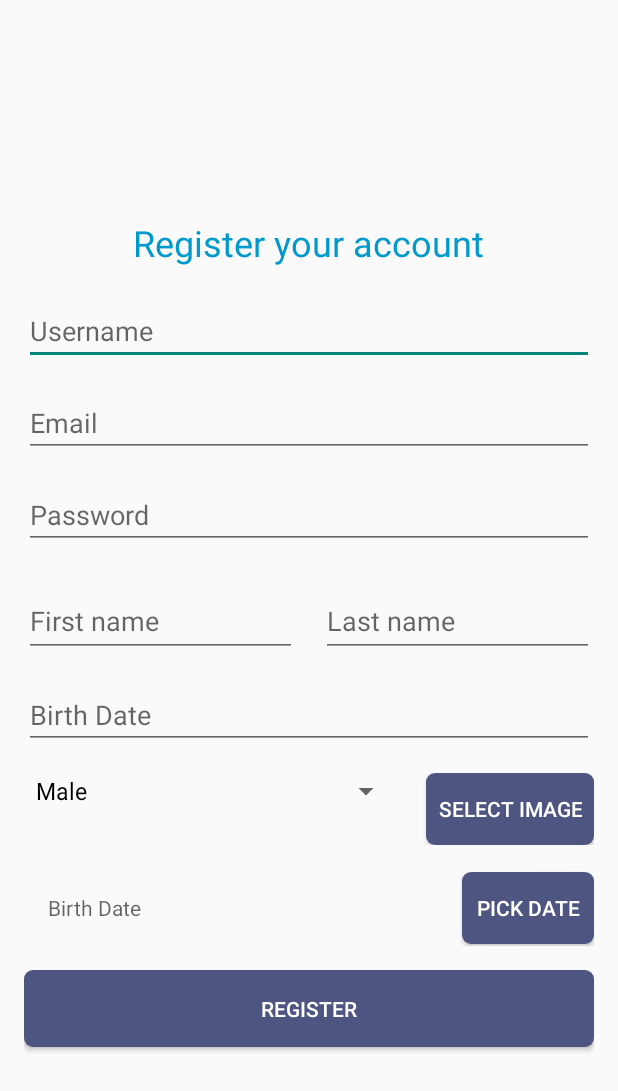
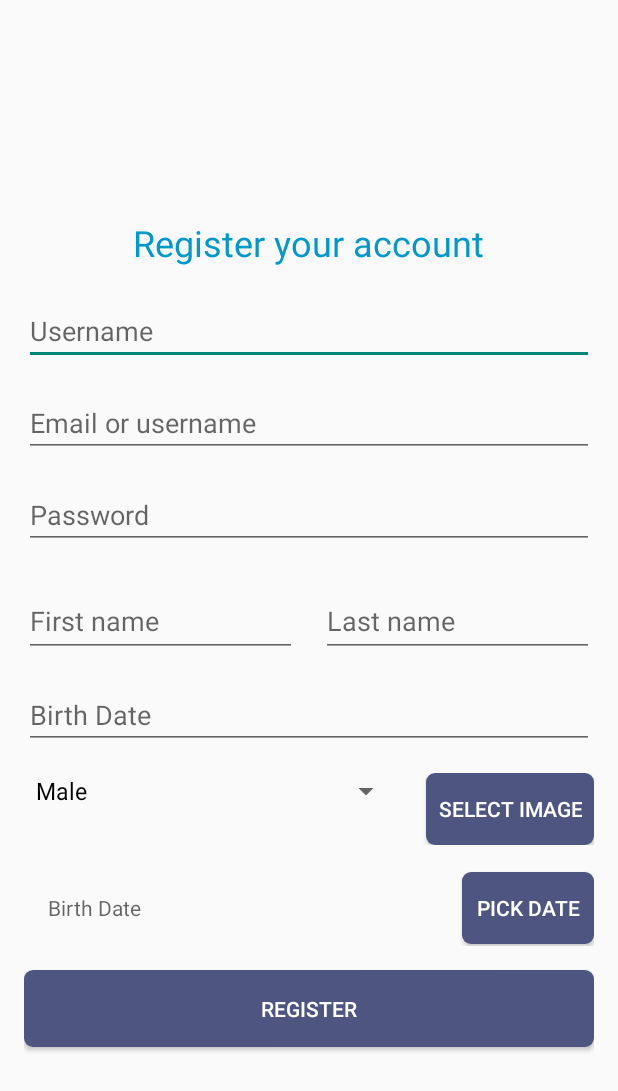
Before and after one commit to chinhtran07/comic-app, an Android app: the RegisterActivity screen opened directly, with no data from a screen before it, on a phone screen of 412 x 824 dp. Shown: the top 1091 px of the screen. Run offline under Robolectric (Android 15) with nearby library versions, the phone set to English and light mode, and no system bars.

Commit message:
update hint for username field

```diff
--- a/app/src/main/java/com/main/comicapp/LoginActivity.java
+++ b/app/src/main/java/com/main/comicapp/LoginActivity.java
@@ -33,10 +33,9 @@ public class LoginActivity extends AppCompatActivity {
                 if (email.isEmpty() || password.isEmpty()) {
                     Toast.makeText(LoginActivity.this, "Please enter all the fields", Toast.LENGTH_SHORT).show();
                 } else {
-                    // Logic đăng nhập
+                    // Logic xác thực
                     Toast.makeText(LoginActivity.this, "Login successful", Toast.LENGTH_SHORT).show();
-
-                    // Chuyển tới MainActivity hoặc một Activity khác sau khi đăng nhập thành công
+                    // Set up page chuyển đến sau khi login thành công
                     Intent intent = new Intent(LoginActivity.this, MainActivity.class);
                     startActivity(intent);
                     finish();
--- a/app/src/main/res/layout/activity_login.xml
+++ b/app/src/main/res/layout/activity_login.xml
@@ -6,7 +6,6 @@
     android:padding="16dp"
     android:gravity="center_horizontal">
 
-    <!-- Cách phần trên cùng 30dp -->
     <TextView
         android:id="@+id/tv_login_title"
         android:layout_width="wrap_content"
@@ -18,7 +17,6 @@
         android:layout_marginTop="40dp"
         android:layout_marginBottom="20dp"/>
 
-    <!-- Tạo không gian trống bên dưới tiêu đề và trên các trường nhập liệu -->
     <LinearLayout
         android:layout_width="match_parent"
         android:layout_height="0dp"
@@ -29,7 +27,7 @@
         android:layout_width="match_parent"
         android:layout_height="wrap_content"
         android:layout_marginBottom="16dp"
-        android:hint="Email"
+        android:hint="Email or username"
         android:inputType="textEmailAddress" />
 
     <EditText
@@ -63,7 +61,6 @@
         android:clickable="true"
         android:focusable="true"/>
 
-    <!-- Tạo không gian trống bên dưới các trường -->
     <LinearLayout
         android:layout_width="match_parent"
         android:layout_height="0dp"
--- a/app/src/main/res/layout/activity_register.xml
+++ b/app/src/main/res/layout/activity_register.xml
@@ -30,7 +30,7 @@
         android:layout_width="match_parent"
         android:layout_height="wrap_content"
         android:layout_marginBottom="16dp"
-        android:hint="Email"
+        android:hint="Email or username"
         android:inputType="textEmailAddress" />
 
     <EditText
```
